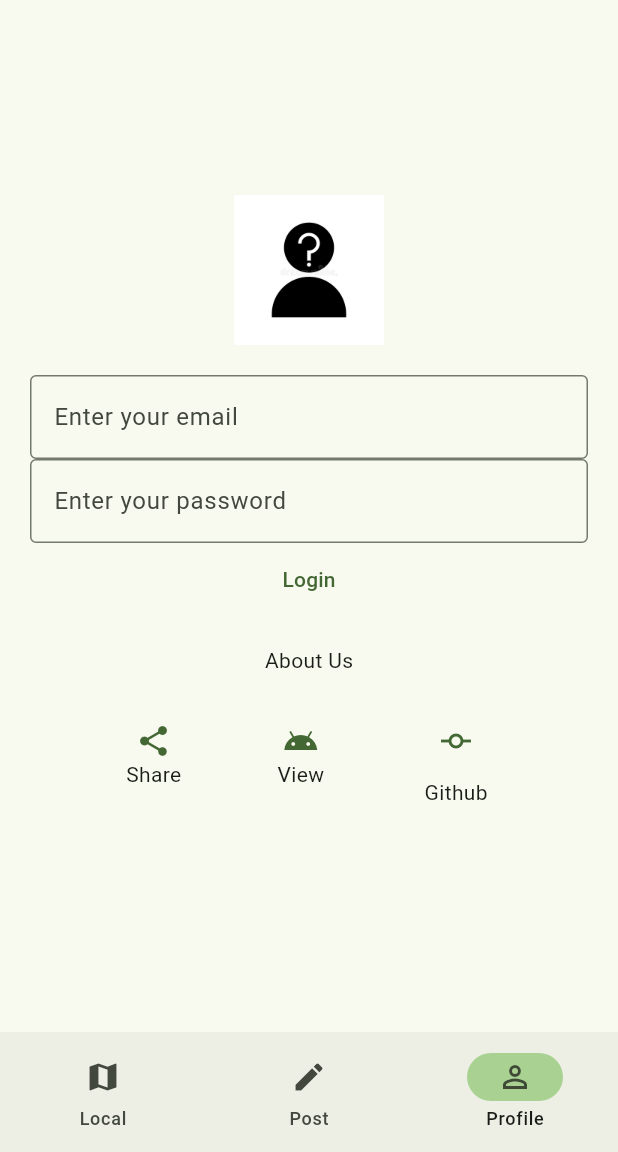
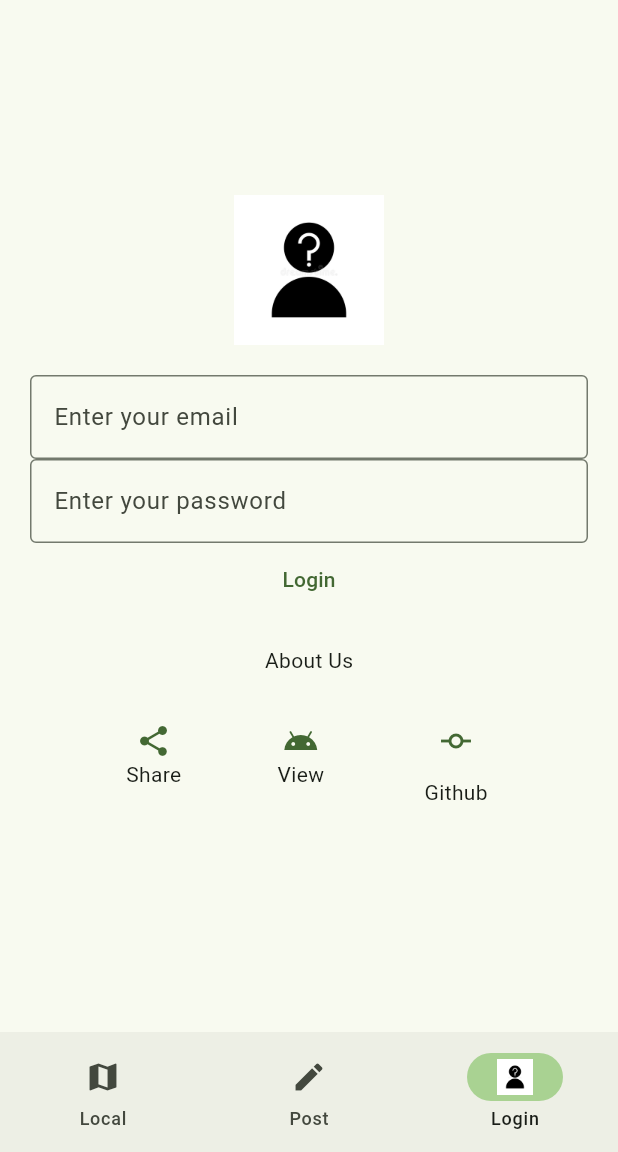
Before and after one commit to JosephMemmelAtWCTC/Local-connection-mobile-app-final, a Flutter app: the screen it shows after launch, item 3 of the bottom bar chosen, on a phone screen of 412 x 824 dp, the part 84-1236 px from its top. Run offline on Flutter 3.47's test engine with Material 3 defaults, Android fonts, the phone set to English and light mode, and no system bars; our stand-ins replace flutter_map, geolocator, latlong2; network calls fail.

Commit message:
Profile page cleanup

```diff
--- a/lib/Models/LocationLabel.dart
+++ b/lib/Models/LocationLabel.dart
@@ -6,7 +6,7 @@ enum LocationLabel {
   estate(id: 2, title: "Estate Sale", description: "It's a Estate Sale", icon: Icons.house),
   eggs(id: 3, title: "Fresh Eggs", description: "Check the egg variant", icon: Icons.egg),
   plants(id: 4, title: "Live Plants", description: "Flowers and alike", icon: Icons.local_florist),
-  honey(id: 4, title: "Fresh Honey", description: "Flowers and alike", icon: Icons.hive);
+  honey(id: 5, title: "Fresh Honey", description: "Flowers and alike", icon: Icons.hive);
 
 
   const LocationLabel({
--- a/lib/ProfilePage.dart
+++ b/lib/ProfilePage.dart
@@ -131,16 +131,16 @@ class _ProfilePageState extends State<ProfilePage> {
                     Text(
                       AppData().loggedInUser.username ?? "ERROR",
                     ),
-                    const Text(
-                      'Profile2',
-                    ),
+                    // const Text(
+                    //   'Profile2',
+                    // ),
                     const Text(
                       'Auto-refresh Login',
                     ),
                     ToggleButtons(
                         isSelected: [AppData().loggedInUser.stayLoggedIn, !AppData().loggedInUser.stayLoggedIn],
-                        selectedColor: Colors.primaries.first,
-                        fillColor: Colors.primaries.last,
+                        selectedColor: Theme.of(context).colorScheme.secondary,
+                        fillColor: Theme.of(context).colorScheme.primaryContainer,
                         onPressed: (int index) {
                           setState(() {
                             // _selections[0] = !_selections[0];
@@ -150,8 +150,8 @@ class _ProfilePageState extends State<ProfilePage> {
                         },
                         borderRadius: BorderRadius.circular(30),
                         borderWidth: 2,
-                        borderColor: Colors.primaries.first,
-                        selectedBorderColor: Colors.primaries.first,
+                        borderColor: Theme.of(context).colorScheme.primary,
+                        selectedBorderColor: Theme.of(context).colorScheme.primary,
                         children: const [
                           Row(
                             mainAxisAlignment: MainAxisAlignment.center,
--- a/lib/main.dart
+++ b/lib/main.dart
@@ -96,10 +96,30 @@ class _NavigationExampleState extends State<NavigationExample> {
             label: 'Post',
           ),
           NavigationDestination(
-            selectedIcon: const Icon(Icons.perm_identity_outlined),
-            icon: const Icon(Icons.perm_identity),
-            label: AppData().loggedInUser.isLoggedIn ? "Login" : "Profile",
+            //   selectedIcon: const Icon(Icons.perm_identity_outlined),
+            //   icon: const Icon(Icons.perm_identity),
+            //   label: !AppData().loggedInUser.isLoggedIn ? "Login" : "Profile",
+            selectedIcon: SizedBox(
+              height: 24,
+              width: 24,
+              child: Image(
+                image: AppData().loggedInUser.profileImage != null
+                    ? NetworkImage(AppData().loggedInUser.profileImage ?? "")
+                    : const AssetImage('assets/images/unknown-person-icon-question-mark.jpg'),
+              ),
+            ),
+            icon: SizedBox(
+              height: 24, // Match the size with the selected icon
+              width: 24, // Match the size with the selected icon
+              child: Image(
+                image: AppData().loggedInUser.profileImage != null
+                    ? NetworkImage(AppData().loggedInUser.profileImage ?? "")
+                    : const AssetImage('assets/images/unknown-person-icon-question-mark.jpg'),
+              ),
+            ),
+            label: !AppData().loggedInUser.isLoggedIn ? "Login" : "Profile",
           ),
+
         ],
       ),
       body: <Widget>[
```
Also changed, not shown: lib/ManagePage.dart (+41 -2 lines).
